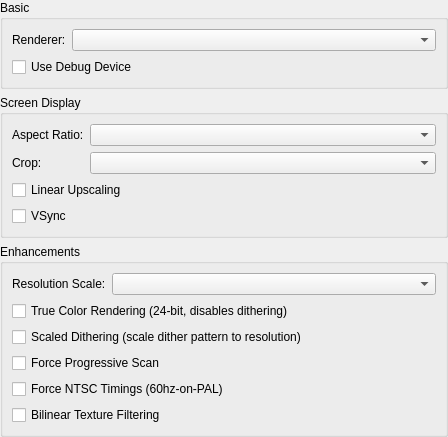
Above: src/duckstation-qt/gpusettingswidget.ui from kofxi3584karlayang/duckstation before the change. Below: the same form after it.
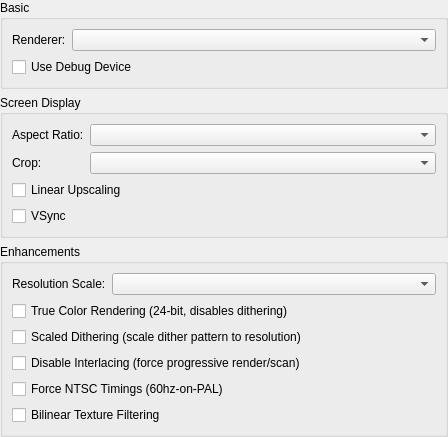
That is the form after the change.

Commit message:
GPU: Rename 'Force Progressive Scan' to 'Disable Interlacing'
It affects rendering as well as display/scanout now, after all.

What changed in the file:
```diff
--- a/src/duckstation-qt/gpusettingswidget.ui
+++ b/src/duckstation-qt/gpusettingswidget.ui
@@ -128,7 +128,7 @@
       <item row="3" column="0" colspan="2">
        <widget class="QCheckBox" name="forceProgressiveScan">
         <property name="text">
-         <string>Force Progressive Scan</string>
+         <string>Disable Interlacing (force progressive render/scan)</string>
         </property>
        </widget>
       </item>
```
Left out of the diff: 2 changed lines with no effect on the pictures. The commit also changes 7 other files.
